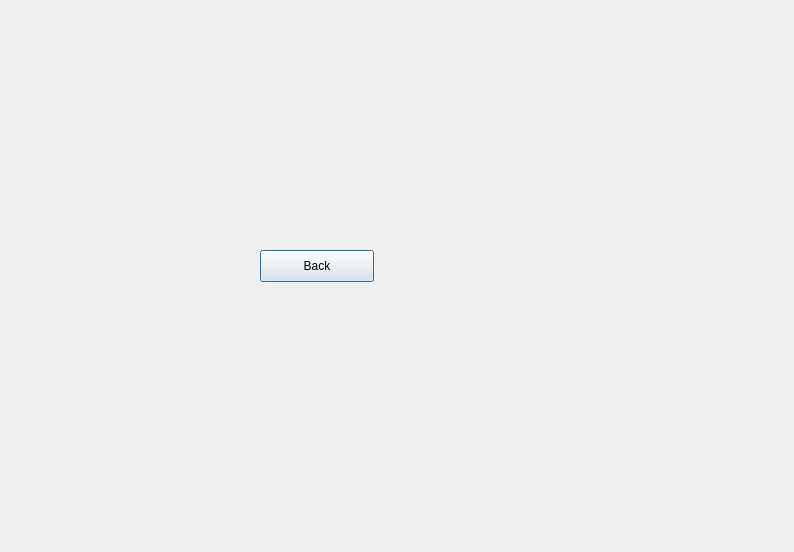
skandermoalla/CSE201-Top5, file BTM_Qt/teaminfo.ui: the form before one commit.
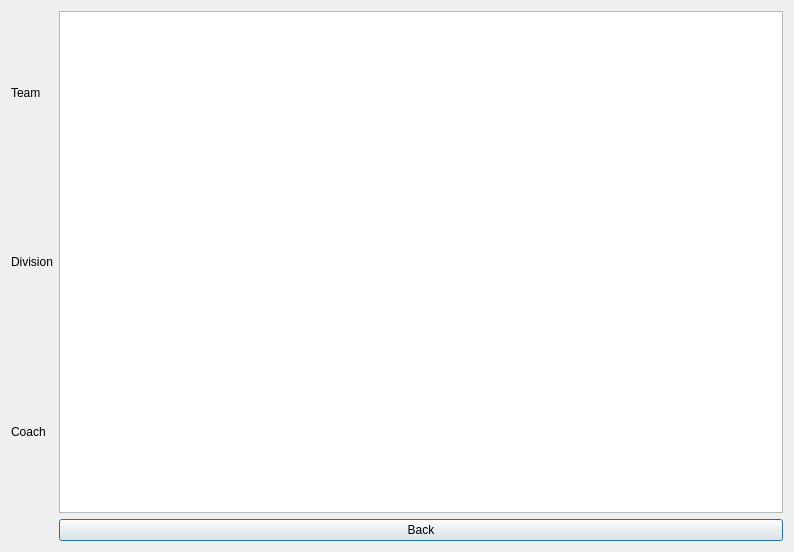
The form after the commit.

Commit message: teaminfo renewed

Patch:
```diff
--- a/BTM_Qt/teaminfo.ui
+++ b/BTM_Qt/teaminfo.ui
@@ -13,52 +13,39 @@
   <property name="windowTitle">
    <string>Dialog</string>
   </property>
-  <widget class="QWidget" name="layoutWidget">
-   <property name="geometry">
-    <rect>
-     <x>100</x>
-     <y>30</y>
-     <width>191</width>
-     <height>71</height>
-    </rect>
-   </property>
-   <layout class="QVBoxLayout" name="verticalLayout">
-    <item>
+  <layout class="QGridLayout" name="gridLayout">
+   <item row="0" column="3" rowspan="3">
+    <widget class="QTableWidget" name="tableWidget"/>
+   </item>
+   <item row="3" column="3">
+    <widget class="QPushButton" name="pushButton">
+     <property name="text">
+      <string>Back</string>
+     </property>
+    </widget>
+   </item>
+   <item row="2" column="1">
+    <widget class="QLabel" name="coachn">
+     <property name="text">
+      <string>Coach</string>
+     </property>
+    </widget>
+   </item>
+   <item row="0" column="1">
      <widget class="QLabel" name="teamn">
       <property name="text">
-       <string/>
+      <string>Team</string>
       </property>
      </widget>
     </item>
-    <item>
+   <item row="1" column="1">
      <widget class="QLabel" name="division">
       <property name="text">
-       <string/>
-      </property>
-     </widget>
-    </item>
-    <item>
-     <widget class="QLabel" name="coachn">
-      <property name="text">
-       <string/>
+      <string>Division</string>
       </property>
      </widget>
     </item>
    </layout>
-  </widget>
-  <widget class="QPushButton" name="pushButton">
-   <property name="geometry">
-    <rect>
-     <x>260</x>
-     <y>250</y>
-     <width>114</width>
-     <height>32</height>
-    </rect>
-   </property>
-   <property name="text">
-    <string>Back</string>
-   </property>
-  </widget>
  </widget>
  <resources/>
  <connections/>
```
Lines whose indentation alone changed are shown as unchanged. The commit also changes 3 other files.
